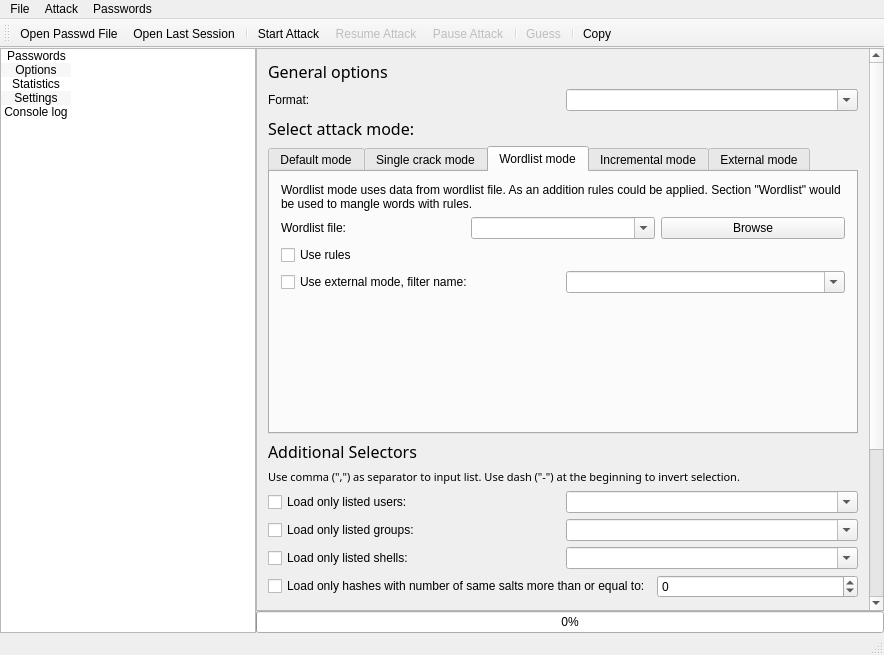
openwall/johnny, file mainwindow.ui: the form before one commit.
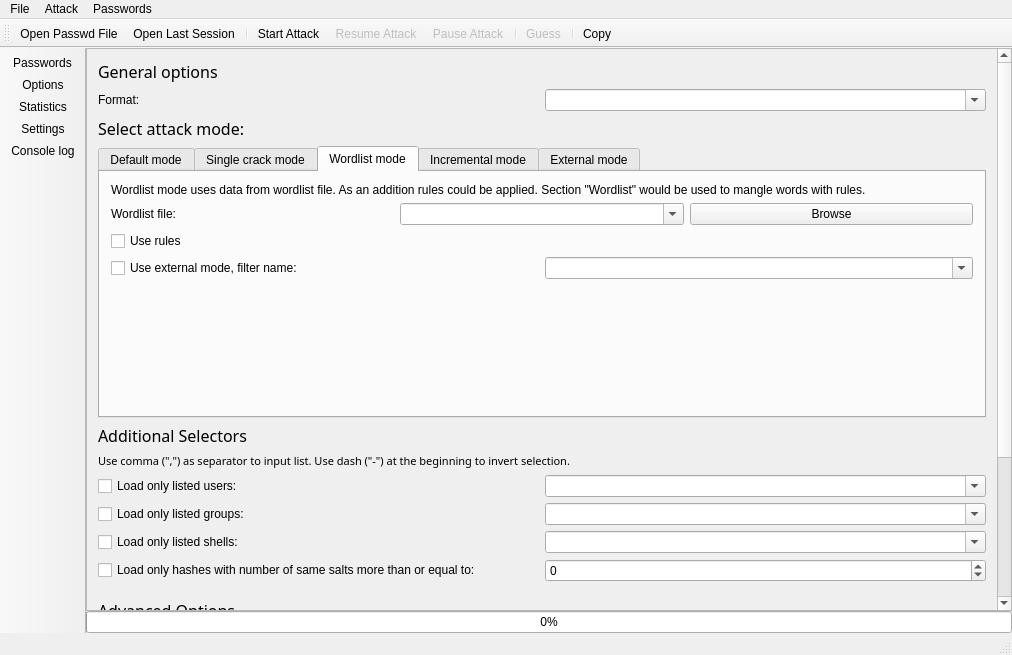
The form after the commit. The open tabs and pages were chosen to show the change. Icons and pictures are not drawn.

Commit message: Replace the QListWidget to select tabs with a ToolBar since it had problems. Also, I fixed #33 by using PreventContextMenu property for our 2 toolbars.

Diff of the .ui file:
```diff
--- a/mainwindow.ui
+++ b/mainwindow.ui
@@ -6,7 +6,7 @@
    <rect>
     <x>0</x>
     <y>0</y>
-    <width>884</width>
+    <width>1012</width>
     <height>655</height>
    </rect>
   </property>
@@ -43,141 +43,6 @@
     <property name="bottomMargin">
      <number>0</number>
     </property>
-    <item>
-     <widget class="QListWidget" name="listWidgetTabs">
-      <property name="sizePolicy">
-       <sizepolicy hsizetype="Maximum" vsizetype="Preferred">
-        <horstretch>0</horstretch>
-        <verstretch>0</verstretch>
-       </sizepolicy>
-      </property>
-      <property name="maximumSize">
-       <size>
-        <width>16777215</width>
-        <height>16777215</height>
-       </size>
-      </property>
-      <property name="frameShadow">
-       <enum>QFrame::Sunken</enum>
-      </property>
-      <property name="verticalScrollBarPolicy">
-       <enum>Qt::ScrollBarAsNeeded</enum>
-      </property>
-      <property name="horizontalScrollBarPolicy">
-       <enum>Qt::ScrollBarAlwaysOff</enum>
-      </property>
-      <property name="autoScrollMargin">
-       <number>0</number>
-      </property>
-      <property name="editTriggers">
-       <set>QAbstractItemView::NoEditTriggers</set>
-      </property>
-      <property name="tabKeyNavigation">
-       <bool>true</bool>
-      </property>
-      <property name="showDropIndicator" stdset="0">
-       <bool>false</bool>
-      </property>
-      <property name="dragDropMode">
-       <enum>QAbstractItemView::NoDragDrop</enum>
-      </property>
-      <property name="alternatingRowColors">
-       <bool>true</bool>
-      </property>
-      <property name="selectionBehavior">
-       <enum>QAbstractItemView::SelectRows</enum>
-      </property>
-      <property name="iconSize">
-       <size>
-        <width>32</width>
-        <height>32</height>
-       </size>
-      </property>
-      <property name="textElideMode">
-       <enum>Qt::ElideRight</enum>
-      </property>
-      <property name="verticalScrollMode">
-       <enum>QAbstractItemView::ScrollPerItem</enum>
-      </property>
-      <property name="movement">
-       <enum>QListView::Static</enum>
-      </property>
-      <property name="flow">
-       <enum>QListView::TopToBottom</enum>
-      </property>
-      <property name="resizeMode">
-       <enum>QListView::Adjust</enum>
-      </property>
-      <property name="layoutMode">
-       <enum>QListView::Batched</enum>
-      </property>
-      <property name="spacing">
-       <number>0</number>
-      </property>
-      <property name="viewMode">
-       <enum>QListView::IconMode</enum>
-      </property>
-      <property name="uniformItemSizes">
-       <bool>true</bool>
-      </property>
-      <property name="wordWrap">
-       <bool>false</bool>
-      </property>
-      <property name="selectionRectVisible">
-       <bool>false</bool>
-      </property>
-      <item>
-       <property name="text">
-        <string>Passwords</string>
-       </property>
-       <property name="icon">
-        <iconset>
-         <normalon>:/icons/tab_passwords.png</normalon>
-        </iconset>
-       </property>
-      </item>
-      <item>
-       <property name="text">
-        <string>Options</string>
-       </property>
-       <property name="icon">
-        <iconset>
-         <normalon>:/icons/tab_options.png</normalon>
-        </iconset>
-       </property>
-      </item>
-      <item>
-       <property name="text">
-        <string>Statistics</string>
-       </property>
-       <property name="icon">
-        <iconset>
-         <normalon>:/icons/tab_statistics.png</normalon>
-        </iconset>
-       </property>
-      </item>
-      <item>
-       <property name="text">
-        <string>Settings</string>
-       </property>
-       <property name="icon">
-        <iconset>
-         <normalon>:/icons/tab_settings.png</normalon>
-        </iconset>
-       </property>
-      </item>
-      <item>
-       <property name="text">
-        <string>Console log</string>
-       </property>
-       <property name="icon">
-        <iconset>
-         <normalon>:/icons/tab_output.png</normalon>
-        </iconset>
-       </property>
-      </item>
-     </widget>
-    </item>
     <item>
      <widget class="QWidget" name="contentWidget" native="true">
       <property name="sizePolicy">
@@ -242,8 +107,8 @@
             <rect>
              <x>0</x>
              <y>0</y>
-             <width>741</width>
-             <height>884</height>
+             <width>902</width>
+             <height>864</height>
             </rect>
            </property>
            <layout class="QVBoxLayout" name="verticalLayout_5">
@@ -1159,7 +1024,7 @@
     <rect>
      <x>0</x>
      <y>0</y>
-     <width>884</width>
+     <width>1012</width>
      <height>27</height>
     </rect>
    </property>
@@ -1188,6 +1053,43 @@
    <addaction name="menuAttack"/>
    <addaction name="menuPasswords"/>
   </widget>
+  <widget class="QToolBar" name="tabSelectionToolBar">
+   <property name="sizePolicy">
+    <sizepolicy hsizetype="Fixed" vsizetype="Preferred">
+     <horstretch>0</horstretch>
+     <verstretch>0</verstretch>
+    </sizepolicy>
+   </property>
+   <property name="contextMenuPolicy">
+    <enum>Qt::PreventContextMenu</enum>
+   </property>
+   <property name="windowTitle">
+    <string>toolBar</string>
+   </property>
+   <property name="movable">
+    <bool>false</bool>
+   </property>
+   <property name="iconSize">
+    <size>
+     <width>80</width>
+     <height>50</height>
+    </size>
+   </property>
+   <property name="toolButtonStyle">
+    <enum>Qt::ToolButtonTextUnderIcon</enum>
+   </property>
+   <attribute name="toolBarArea">
+    <enum>LeftToolBarArea</enum>
+   </attribute>
+   <attribute name="toolBarBreak">
+    <bool>true</bool>
+   </attribute>
+   <addaction name="actionPasswordsTabClicked"/>
+   <addaction name="actionOptionsTabClicked"/>
+   <addaction name="actionStatisticsTabClicked"/>
+   <addaction name="actionSettingsTabClicked"/>
+   <addaction name="actionConsoleLogTabClicked"/>
+  </widget>
   <action name="actionSave">
    <property name="text">
     <string>Save</string>
@@ -1361,6 +1263,69 @@
     <enum>QAction::ApplicationSpecificRole</enum>
    </property>
   </action>
+  <action name="actionPasswordsTabClicked">
+   <property name="checkable">
+    <bool>true</bool>
+   </property>
+   <property name="checked">
+    <bool>false</bool>
+   </property>
+   <property name="icon">
+    <iconset resource="resources/resources.qrc">
+     <normaloff>:/icons/tab_passwords.png</normaloff>:/icons/tab_passwords.png</iconset>
+   </property>
+   <property name="text">
+    <string>Passwords</string>
+   </property>
+  </action>
+  <action name="actionOptionsTabClicked">
+   <property name="checkable">
+    <bool>true</bool>
+   </property>
+   <property name="icon">
+    <iconset resource="resources/resources.qrc">
+     <normaloff>:/icons/tab_options.png</normaloff>:/icons/tab_options.png</iconset>
+   </property>
+   <property name="text">
+    <string>Options</string>
+   </property>
+  </action>
+  <action name="actionStatisticsTabClicked">
+   <property name="checkable">
+    <bool>true</bool>
+   </property>
+   <property name="icon">
+    <iconset resource="resources/resources.qrc">
+     <normaloff>:/icons/tab_statistics.png</normaloff>:/icons/tab_statistics.png</iconset>
+   </property>
+   <property name="text">
+    <string>Statistics</string>
+   </property>
+  </action>
+  <action name="actionSettingsTabClicked">
+   <property name="checkable">
+    <bool>true</bool>
+   </property>
+   <property name="icon">
+    <iconset resource="resources/resources.qrc">
+     <normaloff>:/icons/tab_settings.png</normaloff>:/icons/tab_settings.png</iconset>
+   </property>
+   <property name="text">
+    <string>Settings</string>
+   </property>
+  </action>
+  <action name="actionConsoleLogTabClicked">
+   <property name="checkable">
+    <bool>true</bool>
+   </property>
+   <property name="icon">
+    <iconset resource="resources/resources.qrc">
+     <normaloff>:/icons/tab_output.png</normaloff>:/icons/tab_output.png</iconset>
+   </property>
+   <property name="text">
+    <string>Console log</string>
+   </property>
+  </action>
  </widget>
  <layoutdefault spacing="6" margin="11"/>
  <resources>
```
Left out of the diff: 5 changed lines with no effect on the pictures. The commit also changes 2 other files.
